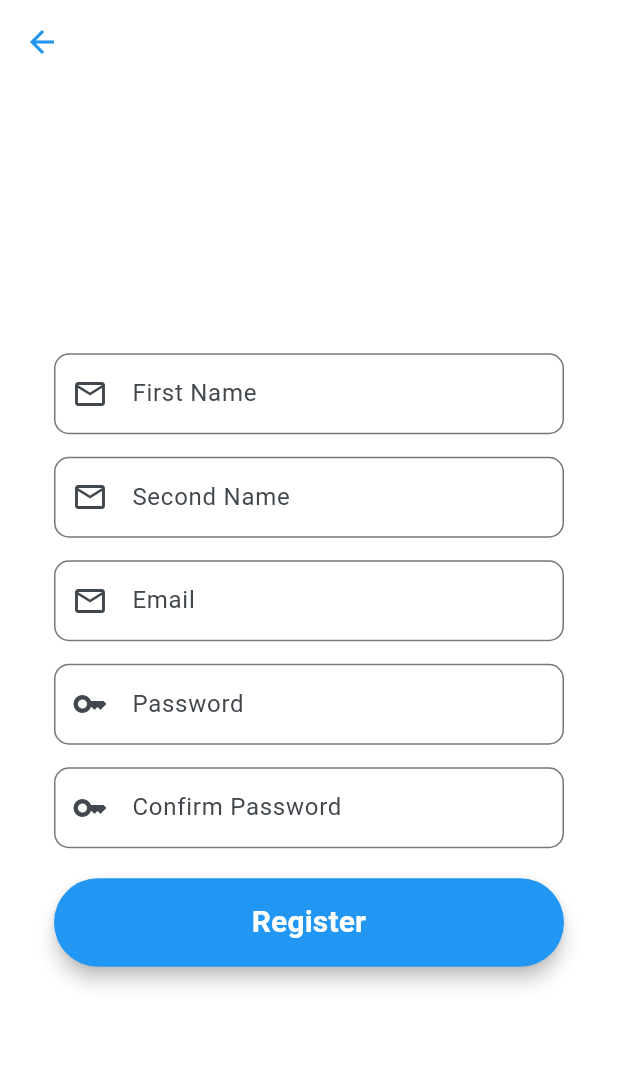
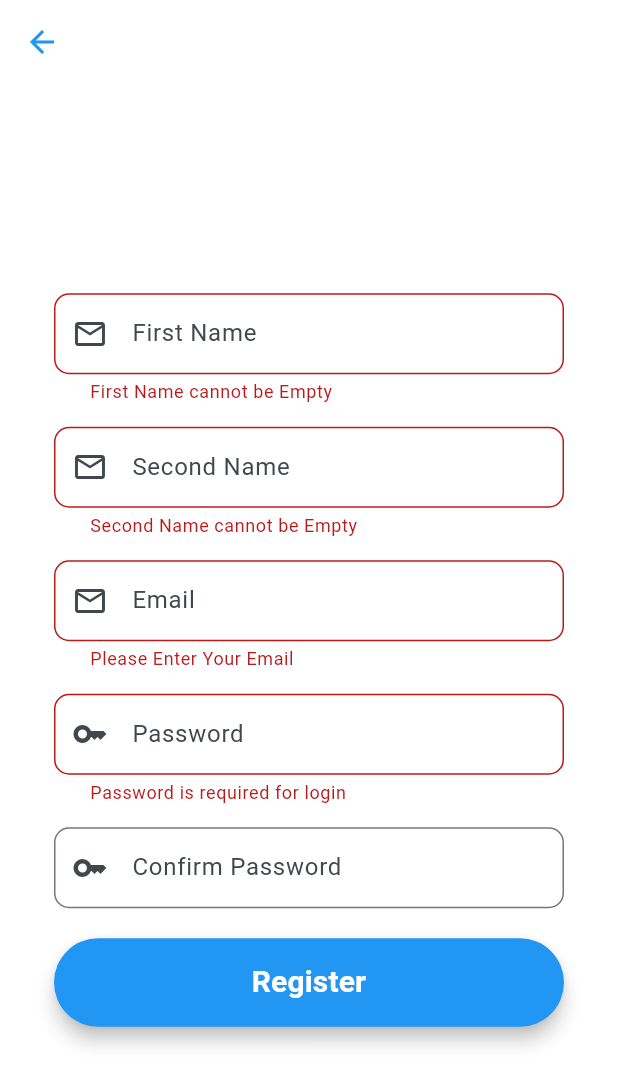
Before and after one commit to SanduSenarathne/login, a Flutter app: the RegisterPage screen opened directly, after a tap on "Register", on a phone screen of 412 x 824 dp. Shown: the top 1086 px of the screen. Run offline on Flutter 3.47's test engine with Material 2 defaults, Android fonts, the phone set to English and light mode, and no system bars; our stand-ins replace cloud_firestore, firebase_auth, firebase_core, fluttertoast; accounts and stored records are empty.

Commit message:
create the registration

```diff
--- /dev/null
+++ b/lib/model/user_model.dart
@@ -0,0 +1,28 @@
+class UserModel {
+  String? uid;
+  String? email;
+  String? firstName;
+  String? secondName;
+
+  UserModel({this.uid, this.email, this.firstName, this.secondName});
+
+  // receiving data from server
+  factory UserModel.fromMap(map) {
+    return UserModel(
+      uid: map['uid'],
+      email: map['email'],
+      firstName: map['firstName'],
+      secondName: map['secondName'],
+    );
+  }
+
+  // sending data to our server
+  Map<String, dynamic> toMap() {
+    return {
+      'uid': uid,
+      'email': email,
+      'firstName': firstName,
+      'secondName': secondName,
+    };
+  }
+}
--- a/lib/view/register.dart
+++ b/lib/view/register.dart
@@ -1,4 +1,10 @@
+import 'package:cloud_firestore/cloud_firestore.dart';
+import 'package:firebase_auth/firebase_auth.dart';
 import 'package:flutter/material.dart';
+import 'package:fluttertoast/fluttertoast.dart';
+import 'package:login_application/view/homePage.dart';
+
+import '../model/user_model.dart';
 
 class RegisterPage extends StatefulWidget {
   const RegisterPage({super.key});
@@ -9,6 +15,12 @@ class RegisterPage extends StatefulWidget {
 
 class _RegisterPageState extends State<RegisterPage> {
   final _formKey = GlobalKey<FormState>();
+
+  // firebase
+  final _auth = FirebaseAuth.instance;
+
+  // string for displaying the error Message
+  String? errorMessage;
 
   final TextEditingController firstNameController = new TextEditingController();
   final TextEditingController secondNameController =
@@ -24,7 +36,16 @@ class _RegisterPageState extends State<RegisterPage> {
       autofocus: false,
       controller: firstNameController,
       keyboardType: TextInputType.name,
-      //validator: (){},
+      validator: (value) {
+        RegExp regex = new RegExp(r'^.{3,}$');
+        if (value!.isEmpty) {
+          return ("First Name cannot be Empty");
+        }
+        if (!regex.hasMatch(value)) {
+          return ("Enter Valid name(Min. 3 Character)");
+        }
+        return null;
+      },
       onSaved: (value) {
         firstNameController.text = value!;
       },
@@ -43,7 +64,12 @@ class _RegisterPageState extends State<RegisterPage> {
       autofocus: false,
       controller: secondNameController,
       keyboardType: TextInputType.name,
-      //validator: (){},
+      validator: (value) {
+        if (value!.isEmpty) {
+          return ("Second Name cannot be Empty");
+        }
+        return null;
+      },
       onSaved: (value) {
         secondNameController.text = value!;
       },
@@ -62,7 +88,16 @@ class _RegisterPageState extends State<RegisterPage> {
       autofocus: false,
       controller: emailController,
       keyboardType: TextInputType.emailAddress,
-      //validator: (){},
+      validator: (value) {
+        if (value!.isEmpty) {
+          return ("Please Enter Your Email");
+        }
+        // reg expression for email validation
+        if (!RegExp("^[a-zA-Z0-9+_.-]+@[a-zA-Z0-9.-]+.[a-z]").hasMatch(value)) {
+          return ("Please Enter a valid email");
+        }
+        return null;
+      },
       onSaved: (value) {
         emailController.text = value!;
       },
@@ -81,7 +116,15 @@ class _RegisterPageState extends State<RegisterPage> {
       autofocus: false,
       controller: passwordController,
       obscureText: true,
-      //validator: (){},
+      validator: (value) {
+        RegExp regex = new RegExp(r'^.{8,}$');
+        if (value!.isEmpty) {
+          return ("Password is required for login");
+        }
+        if (!regex.hasMatch(value)) {
+          return ("Enter Valid Password(Min. 8 Character)");
+        }
+      },
       onSaved: (value) {
         passwordController.text = value!;
       },
@@ -100,7 +143,12 @@ class _RegisterPageState extends State<RegisterPage> {
       autofocus: false,
       controller: confirmPasswordController,
       obscureText: true,
-      //validator: (){},
+      validator: (value) {
+        if (confirmPasswordController.text != passwordController.text) {
+          return "Password don't match";
+        }
+        return null;
+      },
       onSaved: (value) {
         confirmPasswordController.text = value!;
       },
@@ -122,7 +170,9 @@ class _RegisterPageState extends State<RegisterPage> {
       child: MaterialButton(
         padding: EdgeInsets.fromLTRB(20, 15, 20, 15),
         minWidth: MediaQuery.of(context).size.width,
-        onPressed: () {},
+        onPressed: () {
+          signUp(emailController.text, passwordController.text);
+        },
         child: Text(
           "Register",
           textAlign: TextAlign.center,
@@ -175,4 +225,68 @@ class _RegisterPageState extends State<RegisterPage> {
       ),
     );
   }
+
+  void signUp(String email, String password) async {
+    if (_formKey.currentState!.validate()) {
+      try {
+        await _auth
+            .createUserWithEmailAndPassword(email: email, password: password)
+            .then((value) => {postDetailsToFirestore()})
+            .catchError((e) {
+          Fluttertoast.showToast(msg: e!.message);
+        });
+      } on FirebaseAuthException catch (error) {
+        switch (error.code) {
+          case "invalid-email":
+            errorMessage = "Your email address appears to be malformed.";
+            break;
+          case "wrong-password":
+            errorMessage = "Your password is wrong.";
+            break;
+          case "user-not-found":
+            errorMessage = "User with this email doesn't exist.";
+            break;
+          case "user-disabled":
+            errorMessage = "User with this email has been disabled.";
+            break;
+          case "too-many-requests":
+            errorMessage = "Too many requests";
+            break;
+          case "operation-not-allowed":
+            errorMessage = "Signing in with Email and Password is not enabled.";
+            break;
+          default:
+            errorMessage = "An undefined Error happened.";
+        }
+        Fluttertoast.showToast(msg: errorMessage!);
+        print(error.code);
+      }
+    }
+  }
+
+  postDetailsToFirestore() async {
+    // calling our firestore
+    // calling our user model
+    // sedning these values
+
+    FirebaseFirestore firebaseFirestore = FirebaseFirestore.instance;
+    User? user = _auth.currentUser;
+
+    UserModel userModel = UserModel();
+
+    // writing all the values
+    userModel.email = user!.email;
+    userModel.uid = user.uid;
+    userModel.firstName = firstNameController.text;
+    userModel.secondName = secondNameController.text;
+
+    await firebaseFirestore
+        .collection("users")
+        .doc(user.uid)
+        .set(userModel.toMap());
+    Fluttertoast.showToast(msg: "Account created successfully :) ");
+
+    Navigator.pushAndRemoveUntil((context),
+        MaterialPageRoute(builder: (context) => HomePage()), (route) => false);
+  }
 }
```
